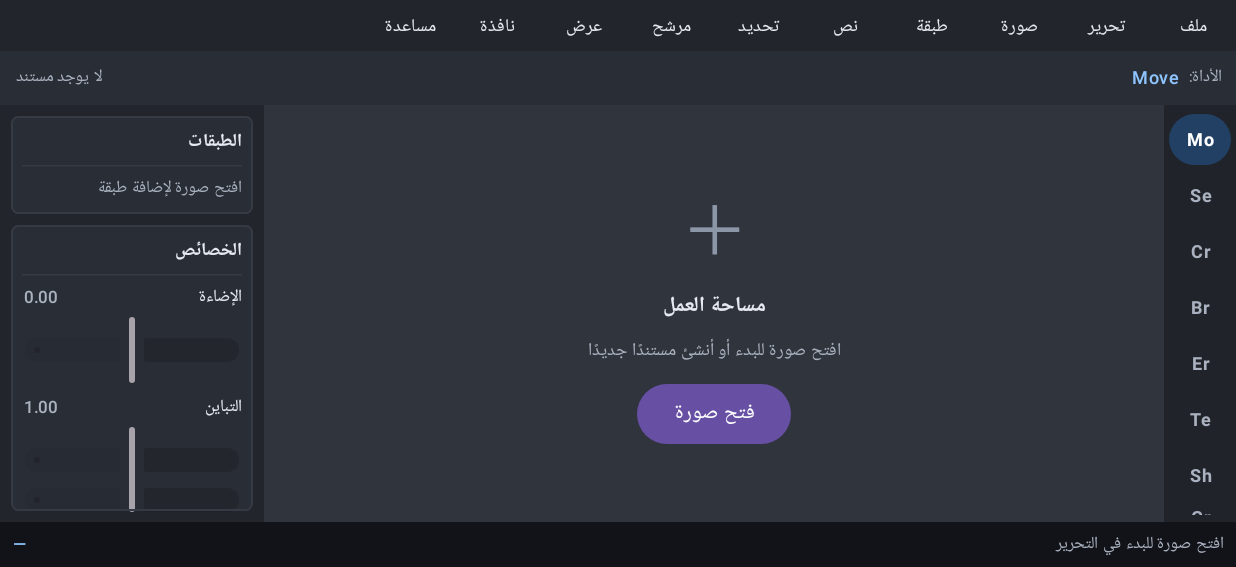
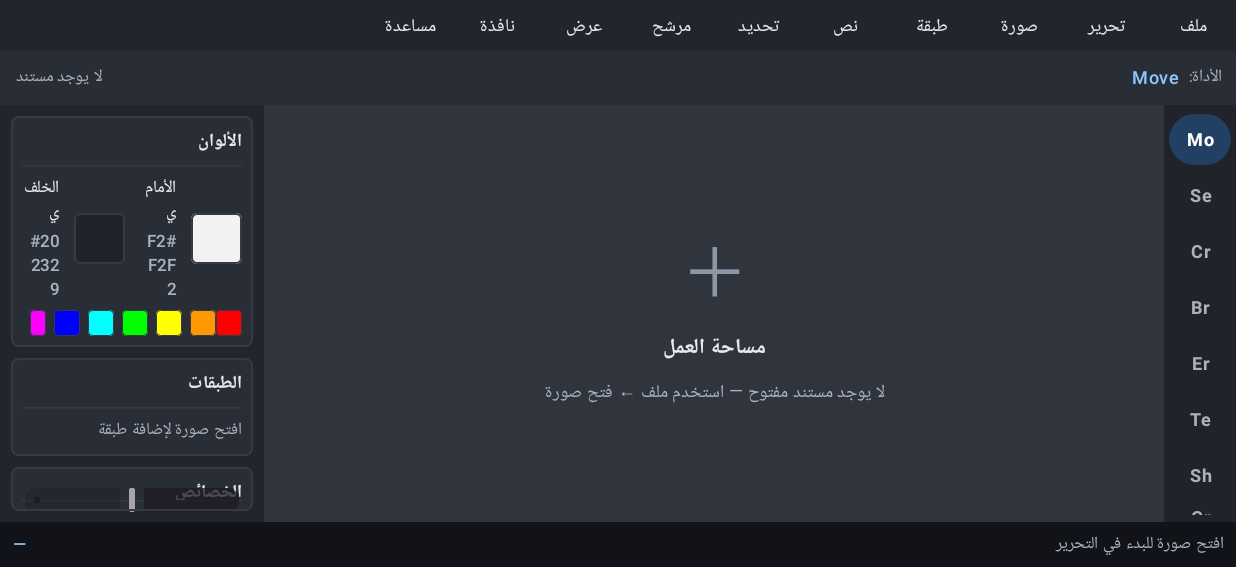
Before and after one commit to abdullahshamiri77-star/PhotoEditor, an Android app built with Jetpack Compose: the screen it shows after launch (MainActivity), on a phone screen of 824 x 412 dp (held sideways), the part 51-618 px from its top. Run offline under Robolectric (Android 15) with nearby library versions, the phone set to English and light mode, and no system bars.

Commit message:
Refine workspace dock: move color panel above layers and use File menu to open images

```diff
--- a/app/src/main/java/com/photoeditor/ui/EditorScreen.kt
+++ b/app/src/main/java/com/photoeditor/ui/EditorScreen.kt
@@ -60,7 +60,7 @@ fun EditorScreen(
     var selectedTool by remember { mutableStateOf("Move") }
     var showLayers by remember { mutableStateOf(true) }
     var showProperties by remember { mutableStateOf(true) }
-    var showColorPanel by remember { mutableStateOf(false) }
+    var showColorPanel by remember { mutableStateOf(true) }
     var showHistory by remember { mutableStateOf(false) }
     var activeMenu by remember { mutableStateOf<String?>(null) }
 
@@ -169,8 +169,7 @@ fun EditorScreen(
                             Column(horizontalAlignment = Alignment.CenterHorizontally, verticalArrangement = Arrangement.spacedBy(8.dp)) {
                                 Text("＋", color = Color(0xFF8B96A7), style = MaterialTheme.typography.displayMedium)
                                 Text(label("مساحة العمل", "Workspace"), color = MainText, fontWeight = FontWeight.SemiBold)
-                                Text(label("افتح صورة للبدء أو أنشئ مستندًا جديدًا", "Open an image or create a new document"), color = MutedText, style = MaterialTheme.typography.bodySmall)
-                                Button(onClick = onOpen) { Text(label("فتح صورة", "Open Image")) }
+                                Text(label("لا يوجد مستند مفتوح — استخدم ملف ← فتح صورة", "No document open — use File → Open Image"), color = MutedText, style = MaterialTheme.typography.bodySmall)
                             }
                         } else if (layers.firstOrNull()?.visible != false) {
                             Image(
@@ -187,6 +186,27 @@ fun EditorScreen(
                             Modifier.width(176.dp).fillMaxHeight().background(PanelBg).padding(7.dp),
                             verticalArrangement = Arrangement.spacedBy(7.dp)
                         ) {
+                            if (showColorPanel) {
+                                PanelCard(label("الألوان", "Colors")) {
+                                    Row(verticalAlignment = Alignment.CenterVertically, horizontalArrangement = Arrangement.spacedBy(10.dp)) {
+                                        Box(Modifier.size(34.dp).background(Color(0xFFF2F2F2), RoundedCornerShape(4.dp)).border(1.dp, PanelEdge, RoundedCornerShape(4.dp)))
+                                        Column(Modifier.weight(1f), verticalArrangement = Arrangement.spacedBy(2.dp)) {
+                                            Text(label("الأمامي", "Foreground"), color = MainText, style = MaterialTheme.typography.labelSmall)
+                                            Text("#F2F2F2", color = MutedText, style = MaterialTheme.typography.labelSmall)
+                                        }
+                                        Box(Modifier.size(34.dp).background(Color(0xFF202329), RoundedCornerShape(4.dp)).border(1.dp, PanelEdge, RoundedCornerShape(4.dp)))
+                                        Column(Modifier.weight(1f), verticalArrangement = Arrangement.spacedBy(2.dp)) {
+                                            Text(label("الخلفي", "Background"), color = MainText, style = MaterialTheme.typography.labelSmall)
+                                            Text("#202329", color = MutedText, style = MaterialTheme.typography.labelSmall)
+                                        }
+                                    }
+                                    Row(horizontalArrangement = Arrangement.spacedBy(5.dp)) {
+                                        listOf(Color.Red, Color(0xFFFF9800), Color.Yellow, Color.Green, Color.Cyan, Color.Blue, Color.Magenta, Color.White).forEach { swatch ->
+                                            Box(Modifier.size(17.dp).background(swatch, RoundedCornerShape(3.dp)).border(0.5.dp, PanelEdge, RoundedCornerShape(3.dp)))
+                                        }
+                                    }
+                                }
+                            }
                             if (showLayers) {
                                 PanelCard(label("الطبقات", "Layers")) {
                                     if (layers.isEmpty()) {
@@ -238,16 +258,6 @@ fun EditorScreen(
                                     AdjustmentControl(label("الإضاءة", "Brightness"), brightness, -1f..1f, bitmap != null, onBrightnessChange, onAdjustmentStart, onAdjustmentFinish)
                                     AdjustmentControl(label("التباين", "Contrast"), contrast, 0f..2f, bitmap != null, onContrastChange, onAdjustmentStart, onAdjustmentFinish)
                                     AdjustmentControl(label("التشبع", "Saturation"), saturation, 0f..2f, bitmap != null, onSaturationChange, onAdjustmentStart, onAdjustmentFinish)
-                                }
-                            }
-                            if (showColorPanel) {
-                                PanelCard(label("الألوان", "Colors")) {
-                                    Text(label("محرك الألوان الأساسي جاهز؛ واجهة التحكم قيد التطوير", "Color engine foundation ready; controls are being developed"), color = MutedText, style = MaterialTheme.typography.labelSmall)
-                                    Row(horizontalArrangement = Arrangement.spacedBy(4.dp)) {
-                                        listOf(Color.Red, Color.Yellow, Color.Green, Color.Cyan, Color.Blue, Color.Magenta).forEach {
-                                            Box(Modifier.size(17.dp).background(it, RoundedCornerShape(3.dp)))
-                                        }
-                                    }
                                 }
                             }
                             if (showHistory) {
```
